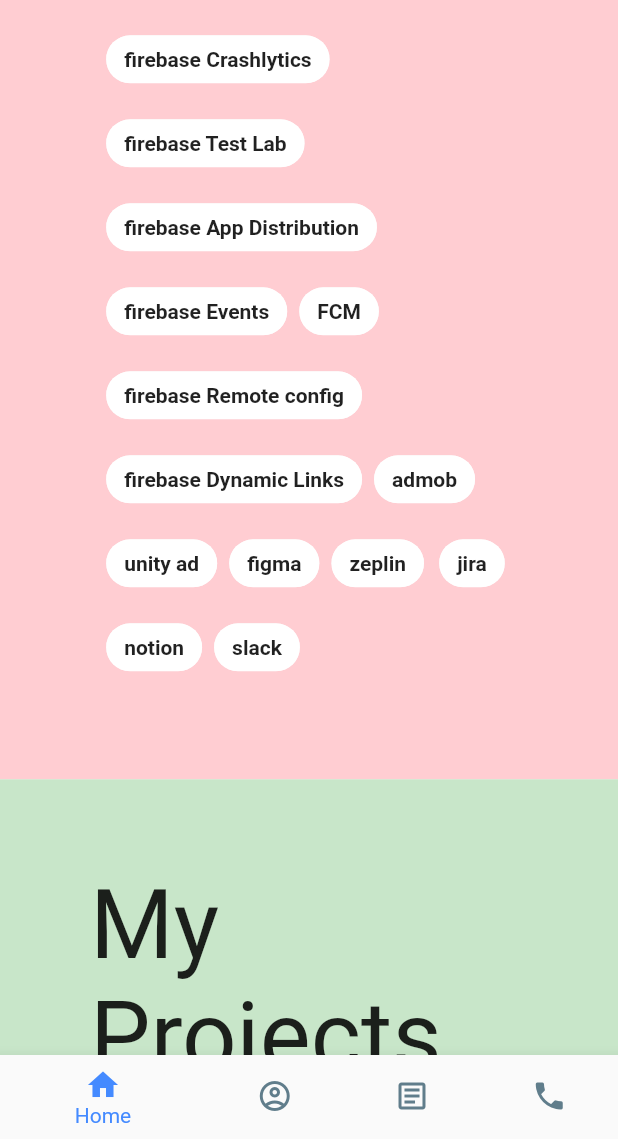
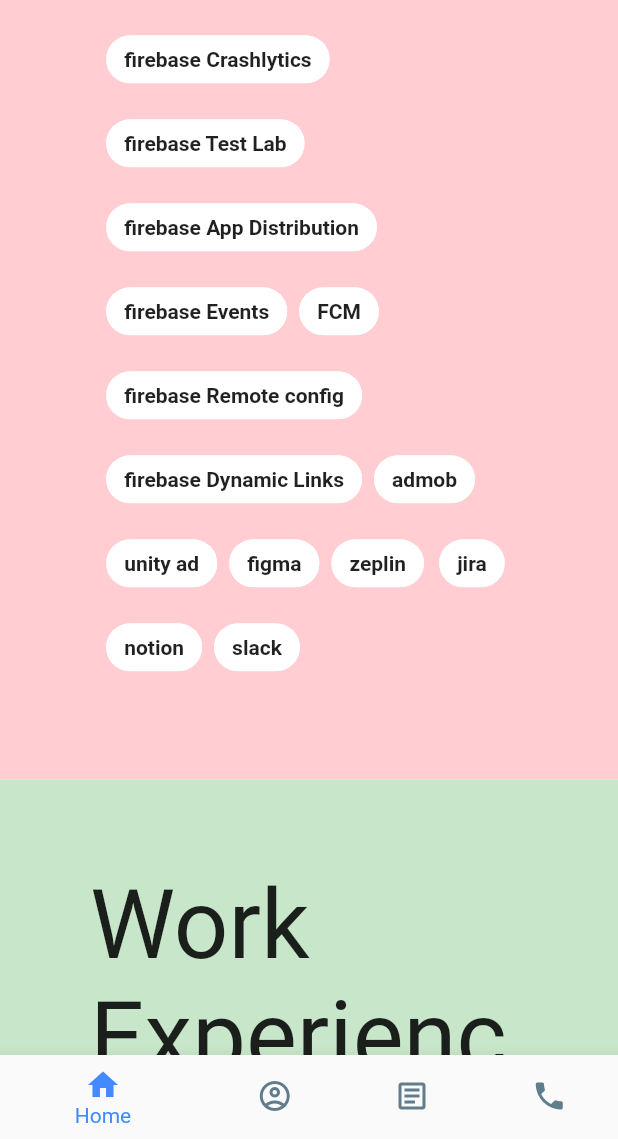
Before and after one commit to thomas819/resume_web, a Flutter app: the screen it shows after launch, scrolled down 2880 dp, on a phone screen of 412 x 824 dp, the part 97-1236 px from its top. Run offline on Flutter 3.47's test engine with Material 2 defaults, Android fonts, the light colour scheme and no system bars; our stand-ins replace cached_network_image, flutter_svg, get; network calls fail.

Commit message:
change word at projects

```diff
--- a/lib/src/controller/screen_layout_controller.dart
+++ b/lib/src/controller/screen_layout_controller.dart
@@ -70,6 +70,28 @@
       "googleStore": "https://play.google.com/store/apps/details?id=com.alphabase.cashdungdung",
       "appleStore": null,
     },
+    {
+      "image": "https://firebasestorage.googleapis.com/v0/b/thomas-resume.appspot.com/o/flybook.png?alt=media&token=a86b9c62-9e22-43e5-99cd-da2a36a89f55",
+      "appName": "FlyBook",
+      "appSummary": "book platform",
+      "AppInfo":
+      "Artbandhu app helps millions of creative professionals/artist succeed with upskilling and on-demand creative jobs & monetization opportunities, around the world",
+      "responsibilities":"worked on front end for the app with Dart and flutter",
+      "techUsed" : ["1","2","3","4","5","1","2","3","4","5","1","2","3","4","5","1","2","3","4","5","1","2","3","4","5"],
+      "googleStore": "https://play.google.com/store/apps/details?id=com.flybook.flybook&hl=ko",
+      "appleStore": null,
+    },
+    {
+      "image": "https://firebasestorage.googleapis.com/v0/b/thomas-resume.appspot.com/o/plumboard.jpg?alt=media&token=7b6680ed-8a50-4f6c-b099-4260858fcf86",
+      "appName": "PlumBoard",
+      "appSummary": "book platform",
+      "AppInfo":
+      "Artbandhu app helps millions of creative professionals/artist succeed with upskilling and on-demand creative jobs & monetization opportunities, around the world",
+      "responsibilities":"worked on front end for the app with Dart and flutter",
+      "techUsed" : ["1","2","3","4","5","1","2","3","4","5","1","2","3","4","5","1","2","3","4","5","1","2","3","4","5"],
+      "googleStore": "https://play.google.com/store/apps/details?id=com.imhc2.plumboard&hl=ko&gl=US",
+      "appleStore": null,
+    },
 ];
 
 @override
--- a/lib/src/pages/main_page.dart
+++ b/lib/src/pages/main_page.dart
@@ -5,7 +5,7 @@
 import 'package:resume_web/src/pages/about_page.dart';
 import 'package:resume_web/src/pages/home_page.dart';
 
-import 'experience_page.dart';
+import 'project_page.dart';
 
 class MainPage extends GetView<ScreenLayoutController> {
   MainPage();
@@ -60,7 +60,7 @@
       menuBtn("About",() {
         returnSelectedTab(1);
       }),
-      menuBtn("Experience",() {
+      menuBtn("Projects",() {
         returnSelectedTab(2);
       }),
       menuBtn("Contact",() {
@@ -108,7 +108,7 @@
           children: [
             HomePage(),
             AboutPage(),
-            ExperiencePage(),
+            ProjectPage(),
             Footer(),
           ],
         ),
--- a/lib/src/pages/experience_page.dart
+++ b/lib/src/pages/project_page.dart
@@ -5,8 +5,8 @@
 import 'package:resume_web/src/controller/screen_layout_controller.dart';
 import 'package:url_launcher/url_launcher.dart';
 
-class ExperiencePage extends StatelessWidget {
-  const ExperiencePage({Key? key}) : super(key: key);
+class ProjectPage extends StatelessWidget {
+  const ProjectPage({Key? key}) : super(key: key);
 
   @override
   Widget build(BuildContext context) {
@@ -20,7 +20,7 @@
           crossAxisAlignment: CrossAxisAlignment.stretch,
           children: [
             Text(
-              "My Projects",
+              "Work Experience",
               style: titleTextStyle,
             ),
             SizedBox(
@@ -63,7 +63,8 @@
   }
 
   Widget _sectionImg(i) {
-    return Column(
+    return Container(
+      child: Column(
         crossAxisAlignment: CrossAxisAlignment.stretch,
         children: [
           CachedNetworkImage(
@@ -75,7 +76,7 @@
           ),
           Container(
             height: 80,
-          child: Row(
+            child: ScreenLayoutController.to.type.value == ScreenSizeType.DESKTOP ? Row(
               mainAxisAlignment: MainAxisAlignment.center,
               children: [
                 GestureDetector(
@@ -92,9 +93,12 @@
                     )
                     : Container()
               ],
-          ),
+            ):Column(mainAxisAlignment: MainAxisAlignment.center,children: [
+
+            ],)
           )
         ],
+      ),
     );
   }
 
```
Also changed, not shown: pubspec.lock. Lines whose indentation alone changed are shown as unchanged.
